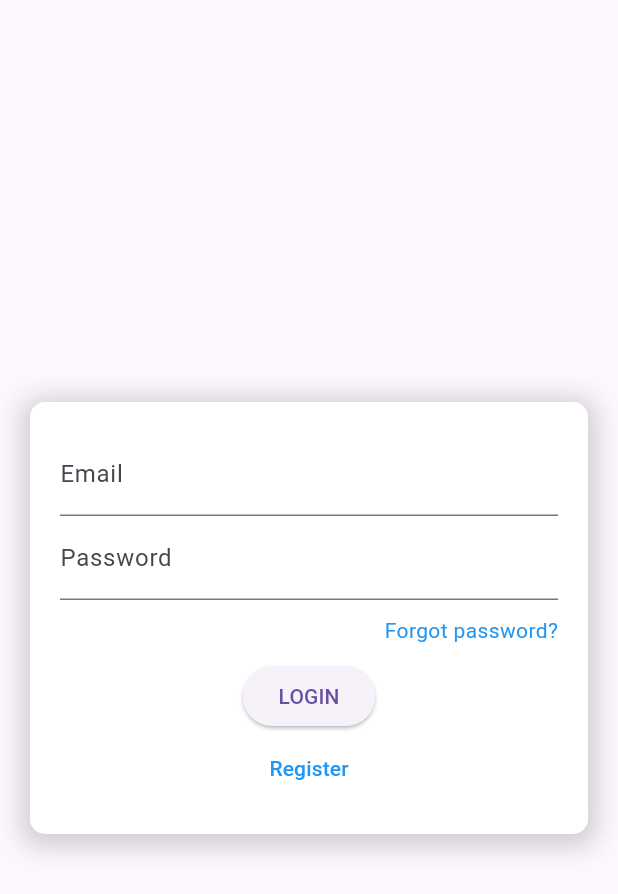
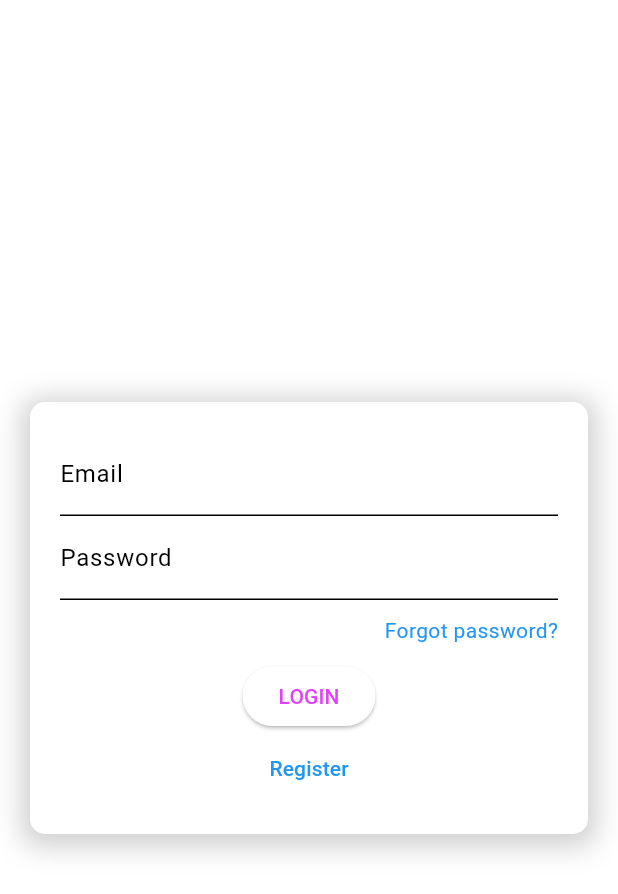
Before and after one commit to Geara0/drugpack_frontend, a Flutter app: the screen it shows after launch, on a phone screen of 412 x 824 dp. Shown: the top 894 px of the screen. Run offline on Flutter 3.47's test engine with Material 3 defaults, Android fonts, the phone set to English and light mode, and no system bars; our stand-ins replace dio, easy_localization, flutter_bloc, flutter_secure_storage, go_router, retrofit; generated files the repository leaves out were written again.

Commit message:
Добавлены темная и светлая темы.

```diff
--- a/lib/main.dart
+++ b/lib/main.dart
@@ -1,5 +1,5 @@
-import 'package:drugpack/pages/auth_page.dart';
 import 'package:drugpack/router/router.dart';
+import 'package:drugpack/themes.dart';
 import 'package:easy_localization/easy_localization.dart';
 import 'package:flutter/foundation.dart';
 import 'package:flutter/material.dart';
@@ -47,8 +47,8 @@ class MyApp extends StatelessWidget {
       localizationsDelegates: context.localizationDelegates,
       supportedLocales: context.supportedLocales,
       locale: context.locale,
-      // theme: theme.light,
-      // darkTheme: theme.dark,
+      theme: ThemeClass.lightTheme,
+      darkTheme: ThemeClass.darkTheme,
       routeInformationParser: router.routeInformationParser,
       routeInformationProvider: router.routeInformationProvider,
       routerDelegate: router.routerDelegate,
--- /dev/null
+++ b/lib/themes.dart
@@ -0,0 +1,22 @@
+import 'package:flutter/material.dart';
+
+class ThemeClass {
+  Color lightPrimaryColor = Colors.purpleAccent;
+  Color darkPrimaryColor = Colors.black54;
+
+  static ThemeData lightTheme = ThemeData(
+    primaryColor: ThemeData.light().scaffoldBackgroundColor,
+    colorScheme: const ColorScheme.light().copyWith(
+      primary: _themeClass.lightPrimaryColor,
+    ),
+  );
+
+  static ThemeData darkTheme = ThemeData(
+    primaryColor: ThemeData.dark().scaffoldBackgroundColor,
+    colorScheme: const ColorScheme.dark().copyWith(
+      primary: _themeClass.darkPrimaryColor,
+    ),
+  );
+}
+
+ThemeClass _themeClass = ThemeClass();
--- a/pubspec.yaml
+++ b/pubspec.yaml
@@ -24,6 +24,7 @@ dependencies:
   http: ^1.1.0
   easy_localization: ^3.0.5
   flutter_secure_storage: ^4.2.1
+  hexcolor: ^3.0.1
 
 dev_dependencies:
   flutter_test:
```
Also changed, not shown: pubspec.lock.
